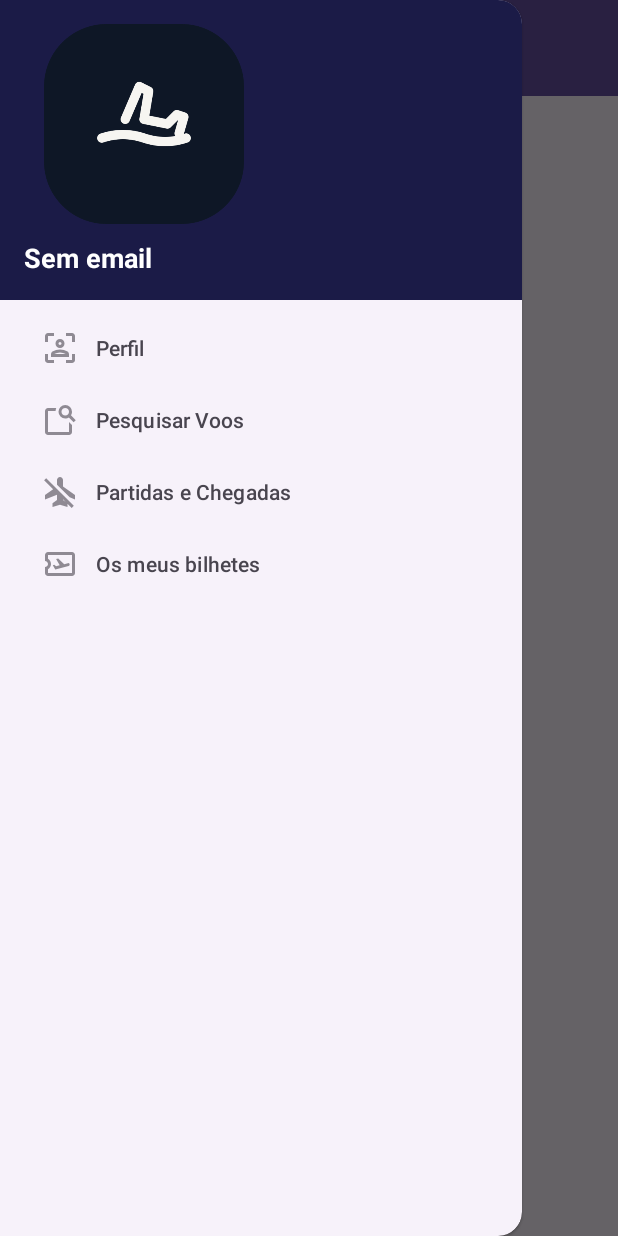
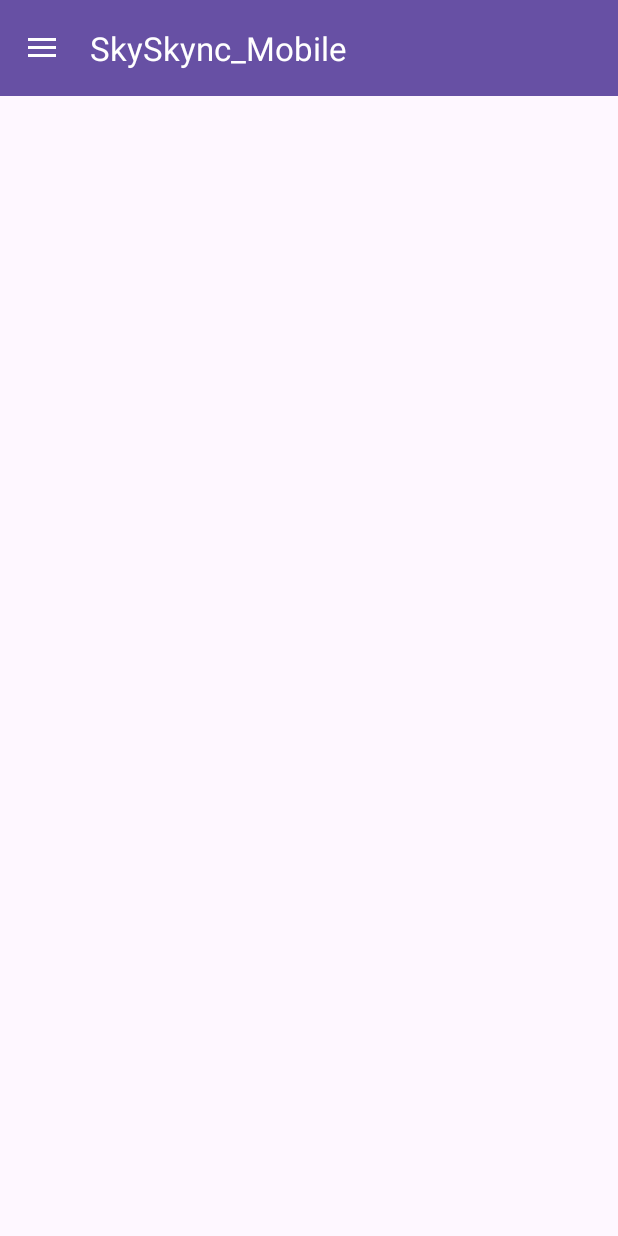
Before and after one commit to andren3x/SkySync_Mobile, an Android app: the MenuMainActivity screen opened directly, with no data from a screen before it, in the side drawer, after a tap on "Pesquisar Voos", on a phone screen of 412 x 824 dp. Run offline under Robolectric (Android 15) with nearby library versions, the phone set to English and light mode, and no system bars.

Commit message:
Implementação do código do MenuMainActivity base

```diff
--- a/app/src/main/java/com/example/skyskync_mobile/LoginActivity.java
+++ b/app/src/main/java/com/example/skyskync_mobile/LoginActivity.java
@@ -52,7 +52,7 @@ public class LoginActivity extends AppCompatActivity {
         Intent intent = new Intent(this, MenuMainActivity.class);
         intent.putExtra("EMAIL", email);
         startActivity(intent);
-
+        finish();
 
     }
 
--- a/app/src/main/java/com/example/skyskync_mobile/MenuMainActivity.java
+++ b/app/src/main/java/com/example/skyskync_mobile/MenuMainActivity.java
@@ -1,27 +1,90 @@
 package com.example.skyskync_mobile;
 
 import android.os.Bundle;
+import android.provider.ContactsContract;
+import android.view.Menu;
+import android.view.MenuItem;
+import android.view.View;
+import android.widget.TextView;
 
 import androidx.activity.EdgeToEdge;
+import androidx.appcompat.app.ActionBarDrawerToggle;
 import androidx.appcompat.app.AppCompatActivity;
+import androidx.core.content.ContextCompat;
 import androidx.core.graphics.Insets;
+import androidx.core.view.GravityCompat;
 import androidx.core.view.ViewCompat;
 import androidx.core.view.WindowInsetsCompat;
 
+import com.example.skyskync_mobile.databinding.ActivityMenuMainBinding;
+import com.example.skyskync_mobile.databinding.NavHeaderMainBinding;
+import com.google.android.material.navigation.NavigationView;
+
 public class MenuMainActivity extends AppCompatActivity {
 
+    private ActivityMenuMainBinding binding;
     public final static String EMAIL = "EMAIL";
-
 
     @Override
     protected void onCreate(Bundle savedInstanceState) {
         super.onCreate(savedInstanceState);
         EdgeToEdge.enable(this);
-        setContentView(R.layout.activity_menu_main);
-        ViewCompat.setOnApplyWindowInsetsListener(findViewById(R.id.main), (v, insets) -> {
+
+        binding = ActivityMenuMainBinding.inflate(getLayoutInflater());
+        setContentView(binding.getRoot());
+
+
+        ViewCompat.setOnApplyWindowInsetsListener(binding.drawerLayout, (v, insets) -> {
             Insets systemBars = insets.getInsets(WindowInsetsCompat.Type.systemBars());
             v.setPadding(systemBars.left, systemBars.top, systemBars.right, systemBars.bottom);
             return insets;
         });
+
+        carregarToolbar();
+        carregarCabecalho();
+
+        binding.navigationView.setNavigationItemSelectedListener(new NavigationView.OnNavigationItemSelectedListener() {
+            @Override
+            public boolean onNavigationItemSelected(MenuItem menuItem) {
+                return selecionarItemMenu(menuItem);
+            }
+        });
     }
+
+    private boolean selecionarItemMenu (MenuItem menuItem)
+    {
+        int id = menuItem.getItemId();
+
+        menuItem.setChecked(true); // fica marcado
+        binding.drawerLayout.closeDrawer(GravityCompat.START); // fecha a gaveta
+        return true;
+    }
+
+    private void carregarToolbar() {
+        setSupportActionBar(binding.toolbar);
+        ActionBarDrawerToggle drawerToggle = new ActionBarDrawerToggle(this,
+                binding.drawerLayout, binding.toolbar, R.string.menu_abrir,
+                R.string.menu_fechar);
+        binding.drawerLayout.addDrawerListener(drawerToggle);
+        drawerToggle.syncState();
+        drawerToggle.getDrawerArrowDrawable().setColor(ContextCompat.getColor(this
+                , android.R.color.white));
+    }
+
+    private void carregarCabecalho() {
+        // email recebido no intent proveniente da LoginActivity
+        String email = getIntent().getStringExtra("EMAIL");
+        View headerView;
+        if (email != null) {
+            if (binding.navigationView.getHeaderCount() > 0) {
+                // tenho de aceder ao navigationView para depois de obter o header
+                headerView = binding.navigationView.getHeaderView(0);
+                // a classe binding gerada para o layout nav_header_main => navHeaderMainBinding
+                NavHeaderMainBinding headerBinding = NavHeaderMainBinding.bind(headerView);
+                // a partir do headerBinding consigo aceder aos componentes que tenho nesse layout
+                headerBinding.tvEmail.setText(email);
+            }
+        }
+    }
+
 }
--- a/app/src/main/res/values/strings.xml
+++ b/app/src/main/res/values/strings.xml
@@ -17,4 +17,6 @@
     <string name="pesquisar_voos">Pesquisar Voos</string>
     <string name="partidas_e_chegadas">Partidas e Chegadas</string>
     <string name="os_meus_bilhetes">Os meus bilhetes</string>
+    <string name="menu_abrir">menu_abrir</string>
+    <string name="menu_fechar">Fechar</string>
 </resources>
```
